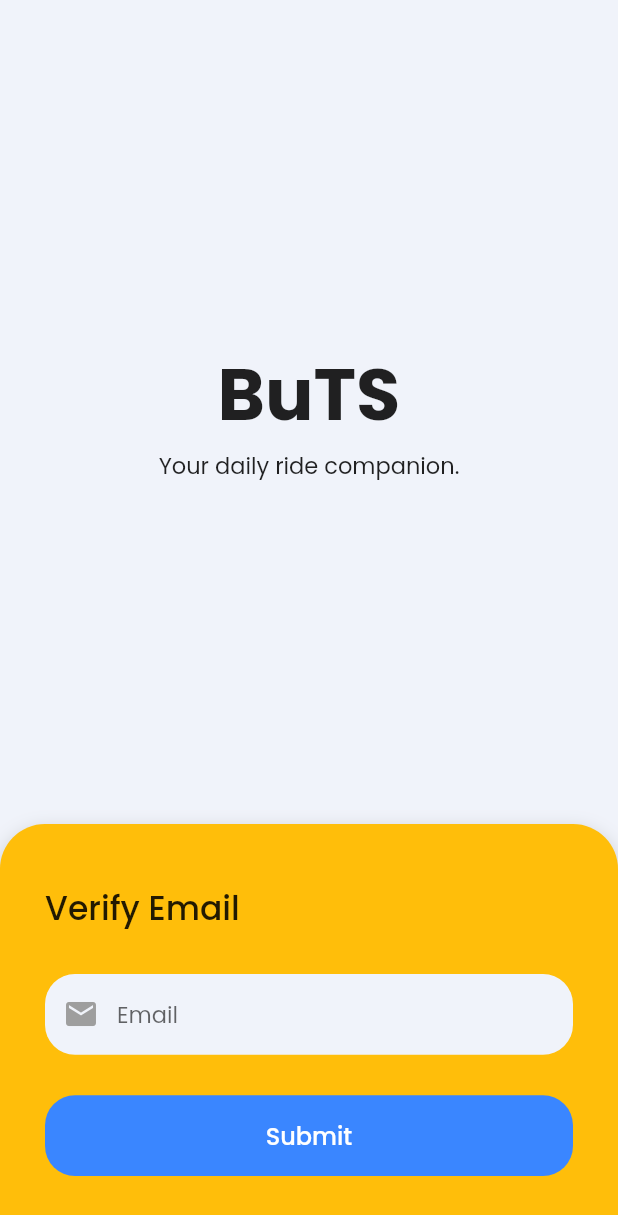
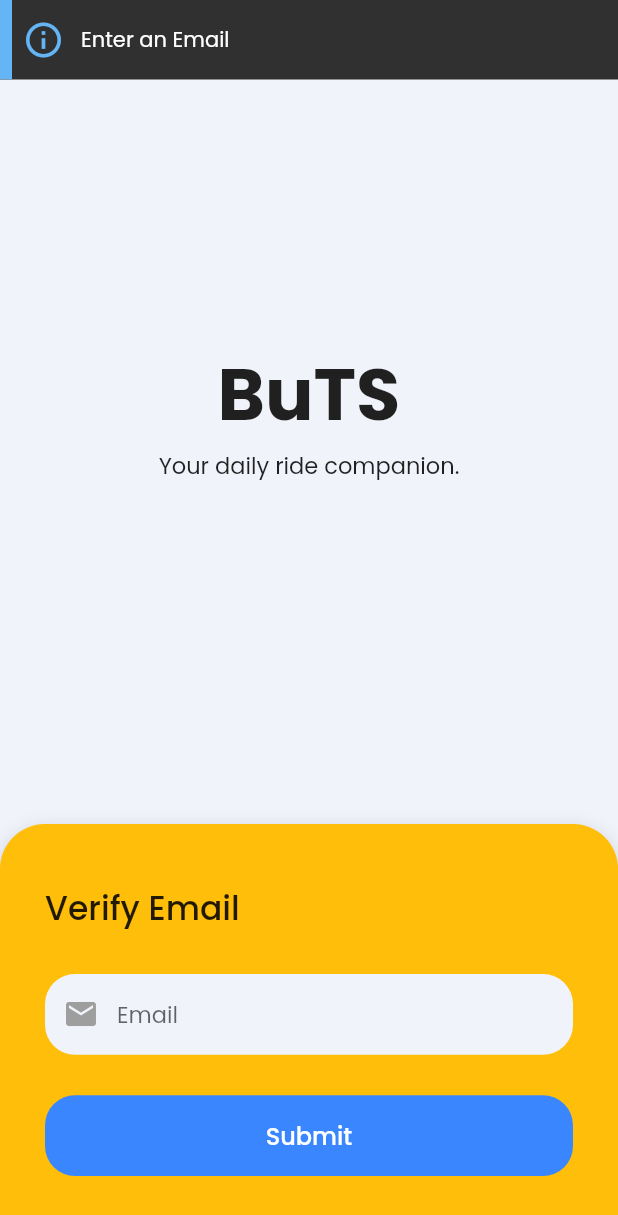
Before and after one commit to sooraj-24/Bus_ticketing_application, a Flutter app: the VerifyEmailScreen screen opened directly, after a tap on "Submit", on a phone screen of 412 x 824 dp. Shown: the top 1215 px of the screen. Run offline on Flutter 3.47's test engine with Material 2 defaults, Android fonts, the phone set to English and light mode, and no system bars; drawn by our look-alikes of another_flushbar; our stand-ins replace fluttericon; accounts and stored records are empty.

Commit message:
verify user api added

```diff
--- a/lib/Constants/constants.dart
+++ b/lib/Constants/constants.dart
@@ -7,3 +7,5 @@ const Color kAccentBlue = Color(0xFFF0F3FA);
 const Color kGrey = Colors.grey;
 const Color kWhite = Colors.white;
 const Color kBlack = Colors.black;
+
+enum ViewState { Idle, Busy, Error, Success }
--- /dev/null
+++ b/lib/Features/VerifyEmail/Model/verify_user_model.dart
@@ -0,0 +1,33 @@
+// To parse this JSON data, do
+//
+//     final verifyUserModel = verifyUserModelFromJson(jsonString);
+
+import 'dart:convert';
+
+VerifyUserModel verifyUserModelFromJson(String str) => VerifyUserModel.fromJson(json.decode(str));
+
+String verifyUserModelToJson(VerifyUserModel data) => json.encode(data.toJson());
+
+class VerifyUserModel {
+  VerifyUserModel({
+    required this.status,
+    required this.message,
+    required this.email,
+  });
+
+  bool status;
+  String message;
+  String email;
+
+  factory VerifyUserModel.fromJson(Map<String, dynamic> json) => VerifyUserModel(
+    status: json["status"],
+    message: json["message"],
+    email: json["email"],
+  );
+
+  Map<String, dynamic> toJson() => {
+    "status": status,
+    "message": message,
+    "email": email,
+  };
+}
--- a/lib/Features/VerifyEmail/View/verify_email_screen.dart
+++ b/lib/Features/VerifyEmail/View/verify_email_screen.dart
@@ -1,9 +1,11 @@
+import 'package:another_flushbar/flushbar.dart';
+import 'package:buts/Features/SignIn/View/sign_in.dart';
 import 'package:buts/Features/VerifyEmail/Controller/verify_email_provider.dart';
 import 'package:flutter/material.dart';
 import 'package:flutter/services.dart';
 import 'package:provider/provider.dart';
-
 import '../../../Constants/constants.dart';
+import '../../SignUp/View/sign_up.dart';
 
 class VerifyEmailScreen extends StatelessWidget {
   const VerifyEmailScreen({Key? key}) : super(key: key);
@@ -88,10 +90,10 @@ class VerifyEmailScreen extends StatelessWidget {
                                     child: Center(
                                       child: TextFormField(
                                         onChanged: (value) {
-                                          controller.updateEmail(value);
+                                          controller.updateEmail(value.toLowerCase());
                                         },
                                         onFieldSubmitted: (value){
-                                          controller.updateEmail(value);
+                                          controller.updateEmail(value.toLowerCase());
                                         },
                                         keyboardType: TextInputType.emailAddress,
                                         textInputAction: TextInputAction.done,
@@ -117,15 +119,53 @@ class VerifyEmailScreen extends StatelessWidget {
                                 Expanded(
                                   flex: 2,
                                   child: GestureDetector(
-                                    onTap: (){},
+                                    onTap: () async {
+                                      if(controller.getEmail.isEmpty){
+                                        Flushbar(
+                                          message: "Enter an Email",
+                                          icon: Icon(
+                                            Icons.info_outline,
+                                            size: 28.0,
+                                            color: Colors.blue[300],
+                                          ),
+                                          duration: const Duration(seconds: 2),
+                                          leftBarIndicatorColor: Colors.blue[300],
+                                          flushbarPosition: FlushbarPosition.TOP,
+                                        ).show(context);
+                                      } else {
+                                        try {
+                                          await controller.fetchData();
+                                          if(controller.user.message == "Exists"){
+                                            Navigator.push(context, MaterialPageRoute(builder: (context) => SignInScreen()));
+                                          } else {
+                                            Navigator.push(context, MaterialPageRoute(builder: (context) => SignUpScreen()));
+                                          }
+                                        } catch(e) {
+                                          Flushbar(
+                                            message: e.toString(),
+                                            icon: Icon(
+                                              Icons.info_outline,
+                                              size: 28.0,
+                                              color: Colors.blue[300],
+                                            ),
+                                            duration: const Duration(seconds: 2),
+                                            leftBarIndicatorColor: Colors.blue[300],
+                                            flushbarPosition: FlushbarPosition.TOP,
+                                          ).show(context);
+                                        }
+                                      }
+                                    },
                                     child: Container(
                                       decoration: const BoxDecoration(
                                         color: kBlue,
                                         borderRadius:
                                         BorderRadius.all((Radius.circular(20))),
                                       ),
-                                      child: const Center(
-                                        child: Text(
+                                      child: Center(
+                                        child: controller.state == ViewState.Busy ? const SizedBox(
+                                            height:18,
+                                            width: 18,
+                                            child: CircularProgressIndicator(color: kWhite,strokeWidth: 3,)) : const Text(
                                           'Submit',
                                           style: TextStyle(
                                             fontSize: 16,
--- a/lib/main.dart
+++ b/lib/main.dart
@@ -36,7 +36,7 @@ class MyApp extends StatelessWidget {
         theme: ThemeData(
           fontFamily: 'Poppins',
         ),
-        home: SignUpScreen(),
+        home: VerifyEmailScreen(),
       ),
     );
   }
--- a/pubspec.yaml
+++ b/pubspec.yaml
@@ -39,6 +39,7 @@ dependencies:
   provider: ^6.0.5
   http: ^0.13.5
   go_router: ^6.5.1
+  another_flushbar: ^1.12.29
 
 dev_dependencies:
   flutter_test:
```
Also changed, not shown: lib/Features/Home/View/home.dart (+6 -7 lines), lib/Features/VerifyEmail/Controller/verify_email_provider.dart (+33 -0 lines), pubspec.lock.
